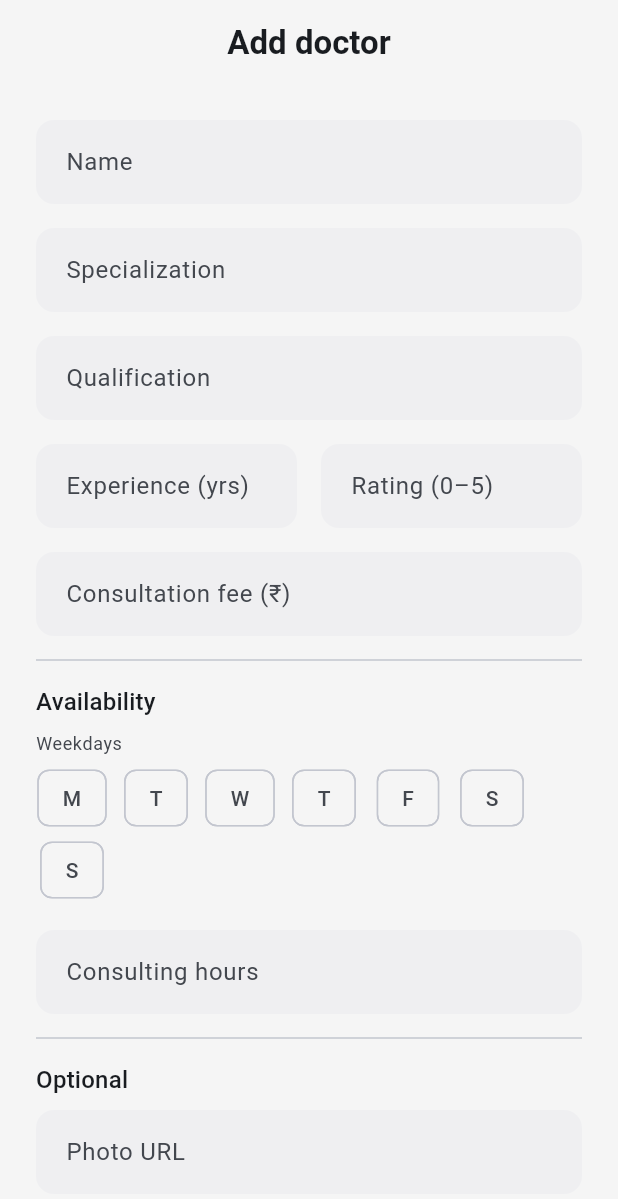
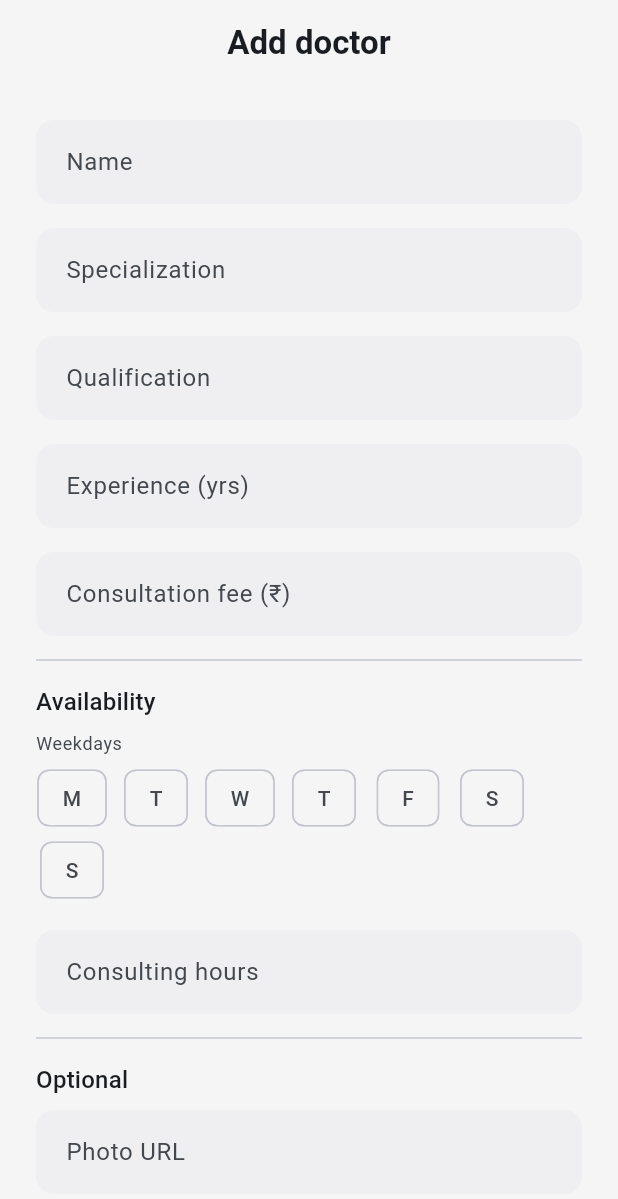
Before and after one commit to AbinashPatra1/SunilMedicalStore_UI, a Flutter app: the _DoctorForm screen opened directly, on a phone screen of 412 x 824 dp. Shown: the top 1199 px of the screen. Run offline on Flutter 3.47's test engine with Material 3 defaults, Android fonts, the phone set to English and light mode, and no system bars; our stand-ins replace dio, firebase_auth, firebase_core, firebase_messaging, firebase_storage, fl_chart and 3 more; accounts and stored records are empty.

Commit message:
feat: add customer doctor ratings, remove admin's manual rating field
Customer can rate a doctor 1-5 stars after a completed appointment,
once per appointment: a "Rate doctor" button + star-picker dialog on
Profile > Appointments (AppointmentRepository.rate(id, stars) ->
POST /appointments/{id}/rating, endpoint #67); an already-rated
appointment shows the given rating read-only instead.

Doctor.rating becomes a server-computed average with a new
ratingCount field, replacing the old admin-entered static number:
DoctorInput (admin create/update payload) drops rating entirely,
the admin doctor form shows it as a read-only info tile instead of
an editable field, and DoctorCard shows "New" rather than a
fabricated number while ratingCount is 0.

Hit and fixed a real bug during live testing: PastAppointment
initially had a non-nullable doctorId field (added on the
assumption the rating endpoint would need it), which crashed the
*entire* customer appointments list against the real backend
(missing field -> null cast failure) - broke viewing/cancelling
appointments too, not just the new rating feature. Removed doctorId
since it turned out unused (the rating endpoint takes the
appointment id in its URL, not the doctor's) rather than just making
it nullable - dead weight causing a real regression.

Verified live: doctor cards correctly show "New" against real seed
data (both doctors have zero ratings); appointments list loads
correctly post-fix. The rate-doctor trigger itself wasn't exercised
live - no completed appointment exists in the test account and
creating one needs admin access - but it's structurally identical to
the already-proven Cancel appointment flow.

Backend endpoint (POST /v1/appointments/{id}/rating, #67) and the
Doctor/Appointment shape changes documented in docs/API_ENDPOINTS.md
for the backend session to pick up.

Co-Authored-By: Claude Sonnet 5 <noreply@anthropic.com>

```diff
--- a/lib/features/admin/appointments/data/api_doctor_admin_repository.dart
+++ b/lib/features/admin/appointments/data/api_doctor_admin_repository.dart
@@ -69,7 +69,6 @@ class ApiDoctorAdminRepository implements DoctorAdminRepository {
     'specialization': input.specialization,
     'qualification': input.qualification,
     'experienceYears': input.experienceYears,
-    'rating': input.rating,
     'consultationFee': input.consultationFee,
     'availableWeekdays': input.availableWeekdays,
     'availableTime': input.availableTime,
@@ -83,6 +82,7 @@ class ApiDoctorAdminRepository implements DoctorAdminRepository {
     qualification: json['qualification'] as String,
     experienceYears: json['experienceYears'] as int,
     rating: (json['rating'] as num).toDouble(),
+    ratingCount: json['ratingCount'] as int? ?? 0,
     consultationFee: json['consultationFee'] as int,
     availableWeekdays: ((json['availableWeekdays'] as List?) ?? const []).cast<int>(),
     availableTime: json['availableTime'] as String,
--- a/lib/features/admin/appointments/domain/doctor_admin_repository.dart
+++ b/lib/features/admin/appointments/domain/doctor_admin_repository.dart
@@ -12,14 +12,14 @@ abstract interface class DoctorAdminRepository {
 }
 
 /// Value object for create/update requests. Server assigns [Doctor.id] on
-/// create; the client never sets it.
+/// create; the client never sets it. No `rating`/`ratingCount` here — those
+/// are server-computed from customer ratings, not admin-editable.
 class DoctorInput {
   const DoctorInput({
     required this.name,
     required this.specialization,
     required this.qualification,
     required this.experienceYears,
-    required this.rating,
     required this.consultationFee,
     required this.availableWeekdays,
     required this.availableTime,
@@ -30,7 +30,6 @@ class DoctorInput {
   final String specialization;
   final String qualification;
   final int experienceYears;
-  final double rating;
   final int consultationFee;
   final List<int> availableWeekdays;
   final String availableTime;
--- a/lib/features/admin/appointments/presentation/screens/add_or_edit_doctor_screen.dart
+++ b/lib/features/admin/appointments/presentation/screens/add_or_edit_doctor_screen.dart
@@ -52,7 +52,6 @@ class _DoctorFormState extends ConsumerState<_DoctorForm> {
   late final TextEditingController _specialization;
   late final TextEditingController _qualification;
   late final TextEditingController _experience;
-  late final TextEditingController _rating;
   late final TextEditingController _fee;
   late final TextEditingController _hours;
   late final TextEditingController _photoUrl;
@@ -70,7 +69,6 @@ class _DoctorFormState extends ConsumerState<_DoctorForm> {
     _specialization = TextEditingController(text: d?.specialization ?? '');
     _qualification = TextEditingController(text: d?.qualification ?? '');
     _experience = TextEditingController(text: d?.experienceYears.toString() ?? '');
-    _rating = TextEditingController(text: d?.rating.toStringAsFixed(1) ?? '');
     _fee = TextEditingController(text: d?.consultationFee.toString() ?? '');
     _hours = TextEditingController(text: d?.availableTime ?? '');
     _photoUrl = TextEditingController(text: d?.photoUrl ?? '');
@@ -83,7 +81,6 @@ class _DoctorFormState extends ConsumerState<_DoctorForm> {
     _specialization.dispose();
     _qualification.dispose();
     _experience.dispose();
-    _rating.dispose();
     _fee.dispose();
     _hours.dispose();
     _photoUrl.dispose();
@@ -101,20 +98,11 @@ class _DoctorFormState extends ConsumerState<_DoctorForm> {
     return null;
   }
 
-  String? _requiredRating(String? value) {
-    if (value == null || value.trim().isEmpty) return 'Required';
-    final parsed = double.tryParse(value.trim());
-    if (parsed == null) return 'Enter a number';
-    if (parsed < 0 || parsed > 5) return 'Between 0 and 5';
-    return null;
-  }
-
   DoctorInput _buildInput() => DoctorInput(
     name: _name.text.trim(),
     specialization: _specialization.text.trim(),
     qualification: _qualification.text.trim(),
     experienceYears: int.parse(_experience.text.trim()),
-    rating: double.parse(_rating.text.trim()),
     consultationFee: int.parse(_fee.text.trim()),
     availableWeekdays: _weekdays.toList()..sort(),
     availableTime: _hours.text.trim(),
@@ -252,10 +240,7 @@ class _DoctorFormState extends ConsumerState<_DoctorForm> {
               validator: _required,
             ),
             const SizedBox(height: AppConstants.spacingMd),
-            Row(
-              children: [
-                Expanded(
-                  child: TextFormField(
+            TextFormField(
               controller: _experience,
               enabled: !busy,
               keyboardType: TextInputType.number,
@@ -263,20 +248,22 @@ class _DoctorFormState extends ConsumerState<_DoctorForm> {
               decoration: const InputDecoration(labelText: 'Experience (yrs)'),
               validator: (v) => _requiredInt(v),
             ),
+            if (widget.isEdit) ...[
+              const SizedBox(height: AppConstants.spacingMd),
+              Card(
+                child: ListTile(
+                  leading: const Icon(Icons.star_rounded),
+                  title: const Text('Rating'),
+                  subtitle: const Text("Set by customers, not editable here"),
+                  trailing: Text(
+                    widget.existing!.ratingCount > 0
+                        ? '${widget.existing!.rating.toStringAsFixed(1)} (${widget.existing!.ratingCount})'
+                        : 'No ratings yet',
+                    style: theme.textTheme.titleSmall,
                   ),
-                const SizedBox(width: AppConstants.spacingMd),
-                Expanded(
-                  child: TextFormField(
-                    controller: _rating,
-                    enabled: !busy,
-                    keyboardType: const TextInputType.numberWithOptions(decimal: true),
-                    inputFormatters: [FilteringTextInputFormatter.allow(RegExp(r'^\d{0,1}(\.\d{0,1})?'))],
-                    decoration: const InputDecoration(labelText: 'Rating (0–5)'),
-                    validator: _requiredRating,
                 ),
               ),
             ],
-            ),
             const SizedBox(height: AppConstants.spacingMd),
             TextFormField(
               controller: _fee,
--- a/lib/features/appointments/data/api_doctor_repository.dart
+++ b/lib/features/appointments/data/api_doctor_repository.dart
@@ -30,6 +30,7 @@ class ApiDoctorRepository implements DoctorRepository {
     qualification: json['qualification'] as String,
     experienceYears: json['experienceYears'] as int,
     rating: (json['rating'] as num).toDouble(),
+    ratingCount: json['ratingCount'] as int? ?? 0,
     consultationFee: json['consultationFee'] as int,
     availableWeekdays: ((json['availableWeekdays'] as List?) ?? const []).cast<int>(),
     availableTime: json['availableTime'] as String,
--- a/lib/features/appointments/domain/appointment_repository.dart
+++ b/lib/features/appointments/domain/appointment_repository.dart
@@ -12,4 +12,9 @@ abstract interface class AppointmentRepository {
   /// Cancels the caller's own appointment [id]. Throws [ApiException] if it's
   /// not cancellable (already completed/cancelled) or not the caller's.
   Future<void> cancel(String id);
+
+  /// Rates the doctor for the caller's own completed appointment [id] with
+  /// [stars] (1–5). Throws [ApiException] if the appointment isn't
+  /// completed, isn't the caller's, or has already been rated.
+  Future<void> rate(String id, int stars);
 }
--- a/lib/features/appointments/domain/doctor.dart
+++ b/lib/features/appointments/domain/doctor.dart
@@ -10,6 +10,7 @@ class Doctor {
     required this.qualification,
     required this.experienceYears,
     required this.rating,
+    this.ratingCount = 0,
     required this.consultationFee,
     required this.availableWeekdays,
     required this.availableTime,
@@ -21,7 +22,14 @@ class Doctor {
   final String specialization;
   final String qualification;
   final int experienceYears;
+
+  /// Server-computed average of customer ratings (see [ratingCount]) — not
+  /// admin-editable, unlike every other field here.
   final double rating;
+
+  /// How many customers have rated this doctor. `0` means [rating] has no
+  /// real signal behind it yet.
+  final int ratingCount;
 
   /// Consultation fee in rupees.
   final int consultationFee;
--- a/lib/features/appointments/presentation/widgets/doctor_card.dart
+++ b/lib/features/appointments/presentation/widgets/doctor_card.dart
@@ -73,7 +73,9 @@ class DoctorCard extends StatelessWidget {
                 const SizedBox(width: AppConstants.spacingSm),
                 _MetaChip(
                   icon: Icons.star_rounded,
-                  label: doctor.rating.toStringAsFixed(1),
+                  label: doctor.ratingCount > 0
+                      ? '${doctor.rating.toStringAsFixed(1)} (${doctor.ratingCount})'
+                      : 'New',
                 ),
                 const SizedBox(width: AppConstants.spacingSm),
                 _MetaChip(
--- a/lib/features/profile/data/api_profile_repository.dart
+++ b/lib/features/profile/data/api_profile_repository.dart
@@ -132,6 +132,7 @@ class ApiProfileRepository implements ProfileRepository {
     dateTime: DateTime.parse(json['dateTime'] as String),
     status: AppointmentStatus.values.byName(json['status'] as String),
     fee: json['fee'] as int,
+    myRating: json['myRating'] as int?,
   );
 
   Order _orderFromJson(Map<String, dynamic> json) => Order(
--- a/lib/features/profile/domain/past_appointment.dart
+++ b/lib/features/profile/domain/past_appointment.dart
@@ -23,6 +23,7 @@ class PastAppointment {
     required this.dateTime,
     required this.status,
     required this.fee,
+    this.myRating,
   });
 
   final String id;
@@ -31,4 +32,9 @@ class PastAppointment {
   final DateTime dateTime;
   final AppointmentStatus status;
   final int fee;
+
+  /// This customer's 1–5 rating of the doctor for this appointment, if
+  /// they've already rated it. Only ever set (or settable) while
+  /// [status] is [AppointmentStatus.completed].
+  final int? myRating;
 }
```
Also changed, not shown: lib/features/appointments/data/api_appointment_repository.dart (+9 -0 lines), lib/features/profile/presentation/screens/profile_appointments_screen.dart (+81 -0 lines), lib/features/profile/presentation/widgets/star_rating.dart (added, +34 -0 lines), 2 other files. Lines whose indentation alone changed are shown as unchanged.
